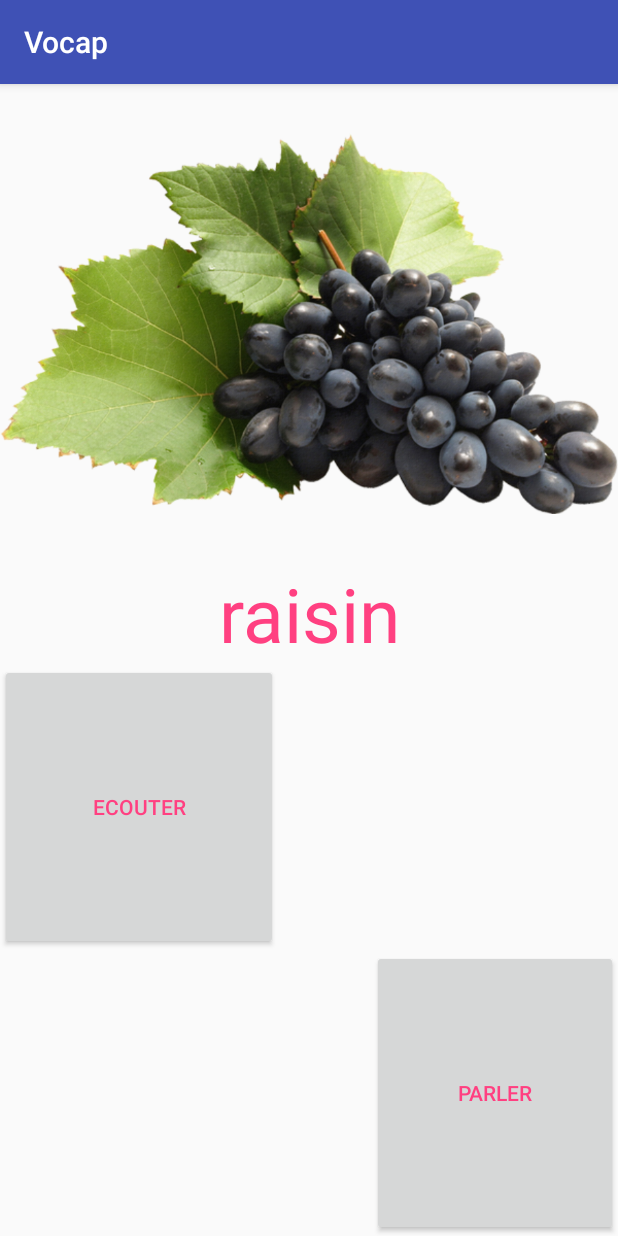
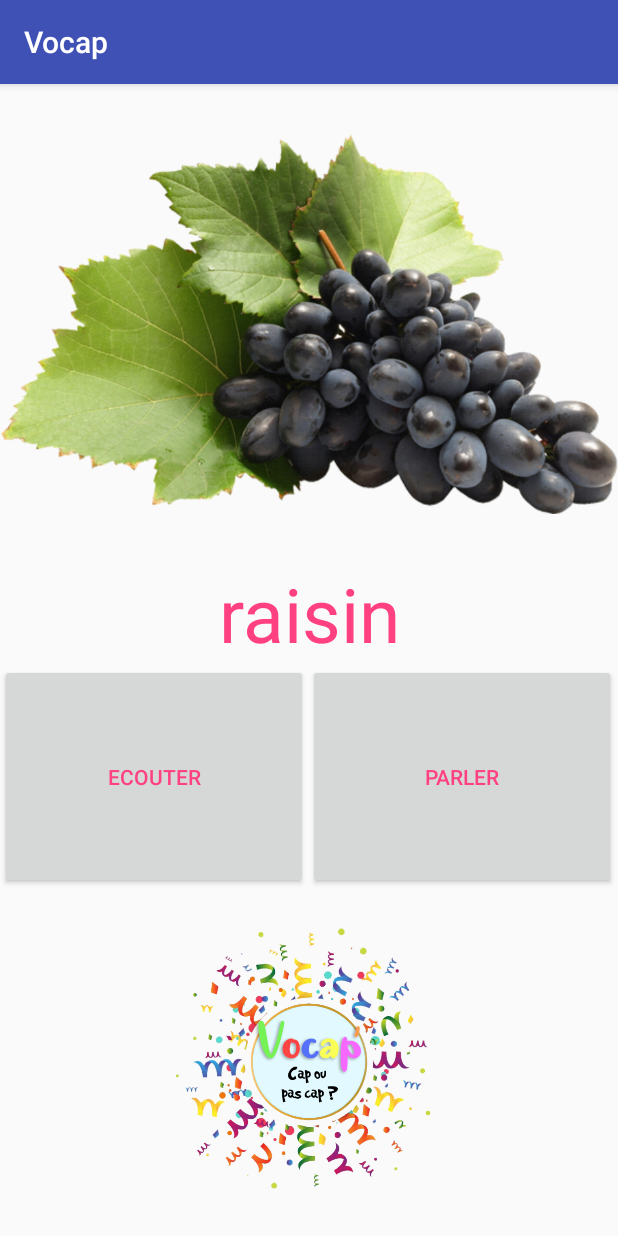
Before and after one commit to Besma96/Vocap, an Android app: the Acceuil screen opened directly, with no data from a screen before it, after a tap on "JOUER", on a phone screen of 412 x 824 dp. Run offline under Robolectric (Android 15) with nearby library versions, the phone set to English and light mode, and no system bars.

Commit message:
modification du design du layout principal

```diff
--- a/app/src/main/java/besmak1/vocap/Acceuil.java
+++ b/app/src/main/java/besmak1/vocap/Acceuil.java
@@ -5,6 +5,8 @@ import android.os.Bundle;
 import android.support.annotation.NonNull;
 import android.support.design.widget.BottomNavigationView;
 import android.support.v7.app.AppCompatActivity;
+import android.view.Menu;
+import android.view.MenuInflater;
 import android.view.MenuItem;
 import android.view.View;
 import android.widget.Button;
@@ -39,6 +41,10 @@ public class Acceuil extends AppCompatActivity {
         });
     }
 
-
-
+    @Override
+    public boolean onCreateOptionsMenu(Menu menu) {
+        MenuInflater inflater = getMenuInflater();
+        inflater.inflate(R.menu.navigation, menu);
+        return true;
+    }
 }
--- a/app/src/main/java/besmak1/vocap/Audio_description.java
+++ b/app/src/main/java/besmak1/vocap/Audio_description.java
@@ -114,6 +114,7 @@ public class Audio_description extends AppCompatActivity {
 
     @Override
     // récupération de ce qui a été dit  dans le microphone du téléphone
+    //verification de la bonne prononcition ou pas de ce qui a ete enregistré
     protected void onActivityResult(int requestCode, int resultCode, Intent data) {
         super.onActivityResult(requestCode, resultCode, data);
 
--- a/app/src/main/res/layout/activity_audio_description.xml
+++ b/app/src/main/res/layout/activity_audio_description.xml
@@ -1,7 +1,6 @@
 <?xml version="1.0" encoding="utf-8"?>
 
-<LinearLayout
-    xmlns:android="http://schemas.android.com/apk/res/android"
+<LinearLayout xmlns:android="http://schemas.android.com/apk/res/android"
     xmlns:tools="http://schemas.android.com/tools"
     android:id="@+id/container"
     android:layout_width="match_parent"
@@ -24,23 +23,43 @@
         android:textColor="@color/colorAccent"
         android:textSize="50sp" />
 
+    <RelativeLayout
+        android:layout_width="match_parent"
+        android:layout_height="match_parent"
+        android:orientation="horizontal">
+
         <Button
             android:id="@+id/bouton_ecoute"
-        android:layout_width="185dp"
-        android:layout_height="wrap_content"
+            android:layout_width="205dp"
+            android:layout_height="150dp"
             android:layout_weight="1"
             android:text="Ecouter"
             android:textColor="@color/colorAccent" />
 
         <Button
             android:id="@+id/bouton_parler"
-        android:layout_width="164dp"
-        android:layout_height="wrap_content"
+            android:layout_width="205dp"
+            android:layout_height="150dp"
             android:layout_gravity="end"
             android:layout_weight="1"
+            android:onClick="getSpeechInput"
             android:text="Parler"
-        android:onClick="getSpeechInput"
+            android:layout_toRightOf="@+id/bouton_ecoute"
             android:textColor="@color/colorAccent" />
+
+        <ImageView
+            android:layout_width="217dp"
+            android:layout_height="160dp"
+            android:layout_below="@+id/bouton_parler"
+            android:layout_alignParentBottom="true"
+            android:layout_centerHorizontal="true"
+            android:layout_marginTop="10dp"
+            android:layout_marginBottom="25dp"
+            android:src="@drawable/vocap"
+            tools:layout_editor_absoluteX="11dp"
+            tools:layout_editor_absoluteY="4dp" />
+
+    </RelativeLayout>
 
 
 </LinearLayout>
--- a/app/src/main/res/values/strings.xml
+++ b/app/src/main/res/values/strings.xml
@@ -1,8 +1,8 @@
 <resources>
     <string name="app_name">Vocap</string>
-    <string name="title_home">Home</string>
+    <string name="title_home">Acceuil</string>
     <string name="title_dashboard">Dashboard</string>
-    <string name="title_notifications">Notifications</string>
+    <string name="title_notifications">Réglage</string>
     <string name="title_activity_page_de_garde">PageDeGarde</string>
     <string name="title_activity_acceuil">Acceuil</string>
     <string name="title_activity_audio_description">Audio_description</string>
```
Lines whose indentation alone changed are shown as unchanged.
